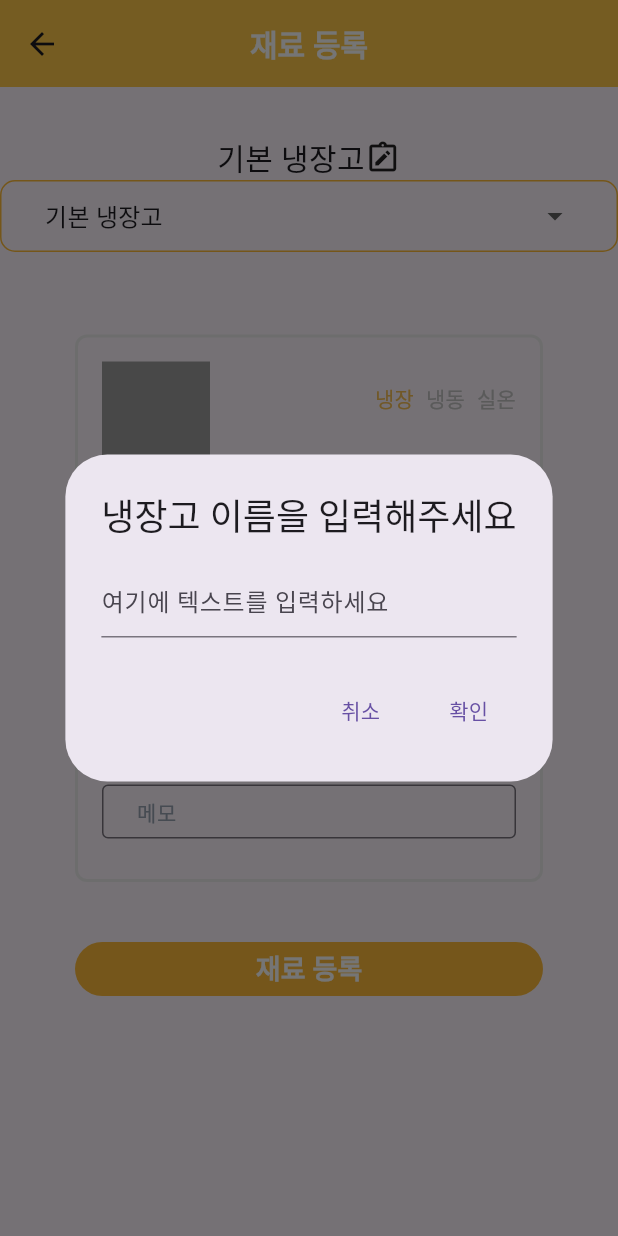
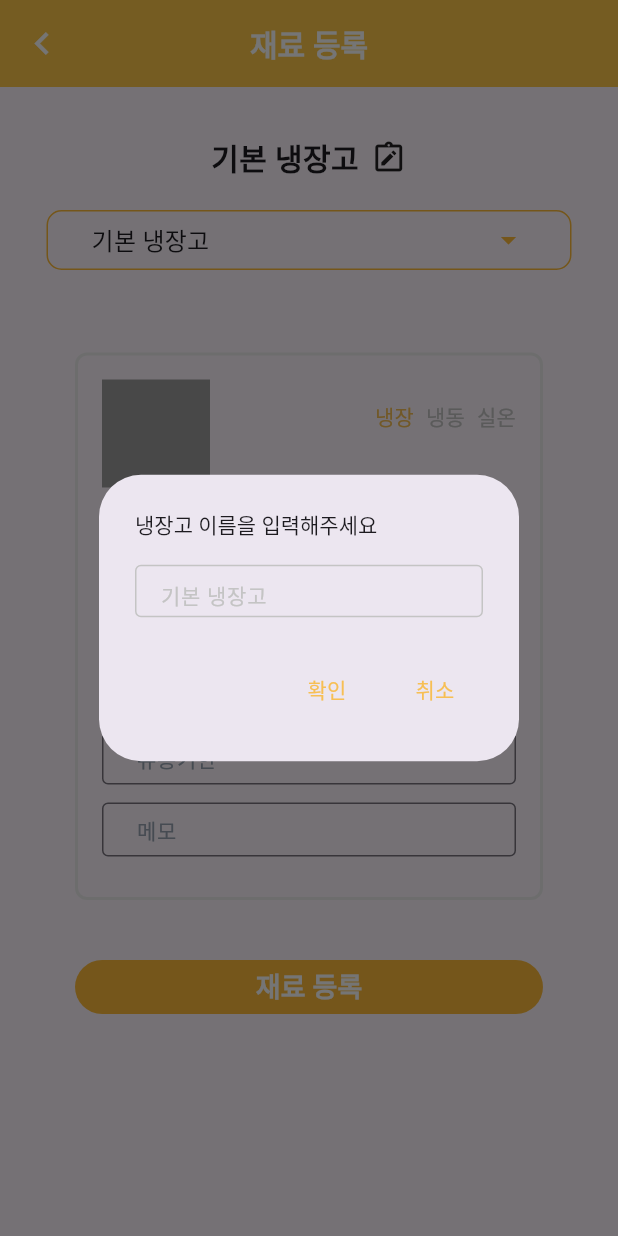
Before and after one commit to yeochan11/2024-01-CSC4004-03-StillStrong, a Flutter app: the IngredRegPage screen opened by its route, after a tap on the "note alt" icon, on a phone screen of 412 x 824 dp. Run offline on Flutter 3.47's test engine with Material 3 defaults, Android fonts, the light colour scheme and no system bars; our stand-ins replace dropdown_search, multi_select_flutter, shared_preferences; accounts and stored records are empty; network calls fail; Roboto replaces fonts that are missing (Pretendard).

Commit message:
feat: my냉장고 재료등록 페이지 연결

```diff
--- a/fe_flutter/lib/main.dart
+++ b/fe_flutter/lib/main.dart
@@ -36,7 +36,7 @@ class MyApp extends StatelessWidget {
                 fontSize: 20.0,
                 fontWeight: FontWeight.bold,
                 color: Colors.white,
-              )
+              ),
           ),
         ),
         routes: {
@@ -47,7 +47,7 @@ class MyApp extends StatelessWidget {
           '/category': (context) => CategoryPage(),
           '/allergy': (context) => AllergyPage(),
           '/BottomMenu': (context) => BottomMenu(),
-          '/IngredReg': (context) => IngredRegPage(),
+          '/IngredReg': (BuildContext context) => new IngredRegPage(),
           '/MyRefrig': (context) => MyRefrigPage(),
           '/Mainpage': (context) => MainPage(), //메인페이지 생기면
           //'/IngredientMoreInformation': (context) => IngredientMoreInformation(),
--- a/fe_flutter/lib/screens/MyRefrigerator/myRefrigeratorDropdown.dart
+++ b/fe_flutter/lib/screens/MyRefrigerator/myRefrigeratorDropdown.dart
@@ -20,18 +20,25 @@ class DropdownRefrigeState extends State<DropdownRefrige> {
           children: [
             Text(
               selectedItem,
-              style: TextStyle(fontSize: 20),
+              style: TextStyle(
+                  fontFamily: 'Pretendard',
+                  fontSize: 20,
+                  fontWeight: FontWeight.w600),
             ),
+            SizedBox(width: 8),
             GestureDetector(
               onTap: (){
                 _displayTextInputDialog(context);
               },
               child: Icon(Icons.note_alt_outlined),
             )
-
           ],
         ),
-        DecoratedBox(
+        SizedBox(height: 20,),
+        Container(
+          width: 350,
+          height: 40,
+          child: DecoratedBox(
             decoration: BoxDecoration(
                 border: Border.all(color: Color(0Xffffbc38), width: 1),
                 borderRadius: BorderRadius.circular(10.0)
@@ -53,6 +60,8 @@ class DropdownRefrigeState extends State<DropdownRefrige> {
                 }).toList(),
                 isExpanded: true,
                 underline: SizedBox(),
+                iconEnabledColor: Color(0xffFFBC3B),
+              ),
             ),
           ),
         ),
@@ -68,27 +77,66 @@ void _displayTextInputDialog(BuildContext context) async {
       context: context,
       builder: (context) {
         return AlertDialog(
-          title: Text('냉장고 이름을 입력해주세요'),
-          content: TextField(
+          title: Text('냉장고 이름을 입력해주세요',
+            style: TextStyle(
+              fontFamily: 'Pretendard',
+              fontWeight: FontWeight.w500,
+              fontSize: 14,
+            ),
+          ),
+          content: Container(
+            width: 232,
+            height: 35,
+            padding: EdgeInsets.only(left: 16),
+            decoration: BoxDecoration(
+              border: Border.all(color: Color(0xffC4C4C4), width: 1),
+              borderRadius: BorderRadius.circular(4),
+            ),
+            child: TextField(
               controller: _textFieldController,
-            decoration: InputDecoration(hintText: "여기에 텍스트를 입력하세요"),
+              decoration: InputDecoration(
+                hintText: "기본 냉장고",
+                hintStyle: TextStyle(
+                  fontFamily: 'Pretendard',
+                  fontSize: 14,
+                  fontWeight: FontWeight.w500,
+                  color: Color(0xffC4C4C4),
+                ),
+                border: InputBorder.none,
+              ),
+            ),
           ),
           actions: <Widget>[
             TextButton(
-              child: Text('취소'),
-              onPressed: () {
-                Navigator.pop(context);
-              },
+              child: Text('확인',
+                style: TextStyle(
+                  color: Color(0xffF7BF54),
+                  fontFamily: 'Pretendard',
+                  fontSize: 14,
+                  fontWeight: FontWeight.w500,
                 ),
-            TextButton(
-              child: Text('확인'),
+              ),
               onPressed: () {
                 // DropdownRefrigeState.items[ = _textFieldController.text;
                 print('입력한 텍스트: ${_textFieldController.text}');
                 Navigator.pop(context);
               },
             ),
+            TextButton(
+              child: Text('취소',
+                style: TextStyle(
+                  color: Color(0xffF7BF54),
+                  fontFamily: 'Pretendard',
+                  fontSize: 14,
+                  fontWeight: FontWeight.w500,
+                  ),
+                ),
+              onPressed: () {
+                Navigator.pop(context);
+              },
+            ),
           ],
         );
-      });
+      },
+    );
 }
--- a/fe_flutter/lib/screens/ingredientRegister/ingredientRegister.dart
+++ b/fe_flutter/lib/screens/ingredientRegister/ingredientRegister.dart
@@ -41,14 +41,24 @@ void IngredientList() async {
   Widget build(BuildContext context) {
     return Scaffold(
         appBar: AppBar(
+          backgroundColor: Color(0xffFFC94A),
           title: Text('재료 등록',
             style: TextStyle(
               fontFamily: 'NotoSans',
               fontWeight: FontWeight.bold,
               fontSize: 20.0,
+              color: Colors.white,
             ),
           ),
           centerTitle: true,
+          leading: IconButton(
+            icon: Icon(Icons.chevron_left,
+                  color: Colors.white,
+                  size: 30,),
+            onPressed: () {
+              Navigator.pop(context);
+            },
+          ),
         ),
         body: GestureDetector(
           onTap: () {
```
Also changed, not shown: fe_flutter/lib/screens/MyRefrigerator/myRefrig.dart (+94 -12 lines). Lines whose indentation alone changed are shown as unchanged.
